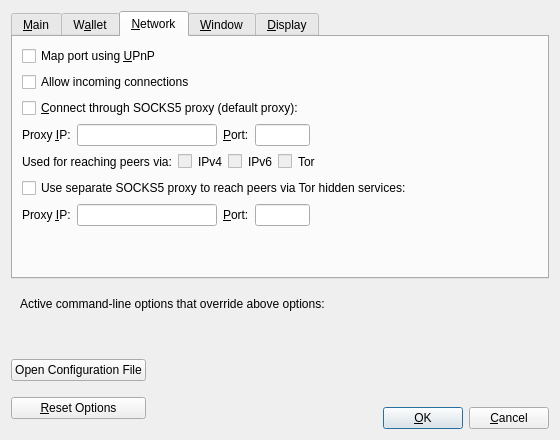
This is src/qt/forms/optionsdialog.ui in bygon-project/bitcoin as Qt 5 draws it before an edit. The edited form follows.
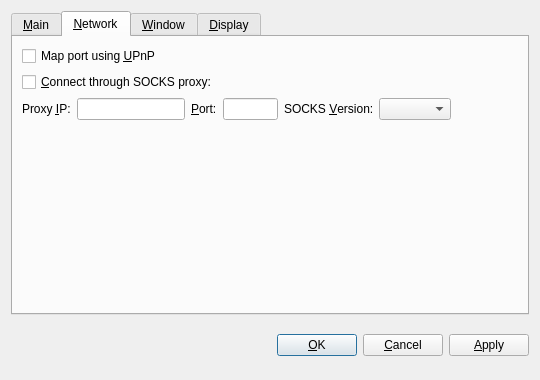
This is the edited form. The open tabs and pages were chosen to show the change. Custom widgets are drawn as their Qt base class.

Patch:
```diff
--- a/src/qt/forms/optionsdialog.ui
+++ b/src/qt/forms/optionsdialog.ui
@@ -6,8 +6,8 @@
    <rect>
     <x>0</x>
     <y>0</y>
-    <width>560</width>
-    <height>440</height>
+    <width>540</width>
+    <height>380</height>
    </rect>
   </property>
   <property name="windowTitle">
@@ -19,103 +19,82 @@
   <layout class="QVBoxLayout" name="verticalLayout">
    <item>
     <widget class="QTabWidget" name="tabWidget">
+     <property name="tabPosition">
+      <enum>QTabWidget::North</enum>
+     </property>
      <property name="currentIndex">
-      <number>0</number>
+      <number>1</number>
      </property>
      <widget class="QWidget" name="tabMain">
       <attribute name="title">
        <string>&amp;Main</string>
       </attribute>
       <layout class="QVBoxLayout" name="verticalLayout_Main">
+       <item>
+        <widget class="QLabel" name="transactionFeeInfoLabel">
+         <property name="text">
+          <string>Optional transaction fee per kB that helps make sure your transactions are processed quickly. Most transactions are 1 kB. Fee 0.01 recommended.</string>
+         </property>
+         <property name="textFormat">
+          <enum>Qt::PlainText</enum>
+         </property>
+         <property name="wordWrap">
+          <bool>true</bool>
+         </property>
+        </widget>
+       </item>
+       <item>
+        <layout class="QHBoxLayout" name="horizontalLayout_Main">
+         <item>
+          <widget class="QLabel" name="transactionFeeLabel">
+           <property name="text">
+            <string>Pay transaction &amp;fee</string>
+           </property>
+           <property name="textFormat">
+            <enum>Qt::PlainText</enum>
+           </property>
+           <property name="buddy">
+            <cstring>transactionFee</cstring>
+           </property>
+          </widget>
+         </item>
+         <item>
+          <widget class="BitcoinAmountField" name="transactionFee"/>
+         </item>
+         <item>
+          <spacer name="horizontalSpacer_Main">
+           <property name="orientation">
+            <enum>Qt::Horizontal</enum>
+           </property>
+           <property name="sizeHint" stdset="0">
+            <size>
+             <width>40</width>
+             <height>20</height>
+            </size>
+           </property>
+          </spacer>
+         </item>
+        </layout>
+       </item>
        <item>
         <widget class="QCheckBox" name="bitcoinAtStartup">
          <property name="toolTip">
-          <string>Automatically start %1 after logging in to the system.</string>
+          <string>Automatically start Bygon after logging in to the system.</string>
          </property>
          <property name="text">
-          <string>&amp;Start %1 on system login</string>
+          <string>&amp;Start Bygon on system login</string>
          </property>
         </widget>
        </item>
        <item>
-        <layout class="QHBoxLayout" name="horizontalLayout_2_Main">
-         <item>
-          <widget class="QLabel" name="databaseCacheLabel">
-           <property name="text">
-            <string>Size of &amp;database cache</string>
-           </property>
-           <property name="textFormat">
-            <enum>Qt::PlainText</enum>
-           </property>
-           <property name="buddy">
-            <cstring>databaseCache</cstring>
-           </property>
-          </widget>
-         </item>
-         <item>
-          <widget class="QSpinBox" name="databaseCache"/>
-         </item>
-         <item>
-          <widget class="QLabel" name="databaseCacheUnitLabel">
-           <property name="text">
-            <string>MB</string>
-           </property>
-           <property name="textFormat">
-            <enum>Qt::PlainText</enum>
-           </property>
-          </widget>
-         </item>
-         <item>
-          <spacer name="horizontalSpacer_2_Main">
-           <property name="orientation">
-            <enum>Qt::Horizontal</enum>
-           </property>
-           <property name="sizeHint" stdset="0">
-            <size>
-             <width>40</width>
-             <height>20</height>
-            </size>
-           </property>
-          </spacer>
-         </item>
-        </layout>
-       </item>
-       <item>
-        <layout class="QHBoxLayout" name="horizontalLayout_3_Main">
-         <item>
-          <widget class="QLabel" name="threadsScriptVerifLabel">
-           <property name="text">
-            <string>Number of script &amp;verification threads</string>
-           </property>
-           <property name="textFormat">
-            <enum>Qt::PlainText</enum>
-           </property>
-           <property name="buddy">
-            <cstring>threadsScriptVerif</cstring>
-           </property>
-          </widget>
-         </item>
-         <item>
-          <widget class="QSpinBox" name="threadsScriptVerif">
-           <property name="toolTip">
-            <string>(0 = auto, &lt;0 = leave that many cores free)</string>
-           </property>
-          </widget>
-         </item>
-         <item>
-          <spacer name="horizontalSpacer_3_Main">
-           <property name="orientation">
-            <enum>Qt::Horizontal</enum>
-           </property>
-           <property name="sizeHint" stdset="0">
-            <size>
-             <width>40</width>
-             <height>20</height>
-            </size>
-           </property>
-          </spacer>
-         </item>
-        </layout>
+        <widget class="QCheckBox" name="detachDatabases">
+         <property name="toolTip">
+          <string>Detach block and address databases at shutdown. This means they can be moved to another data directory, but it slows down shutdown. The wallet is always detached.</string>
+         </property>
+         <property name="text">
+          <string>&amp;Detach databases at shutdown</string>
+         </property>
+        </widget>
        </item>
        <item>
         <spacer name="verticalSpacer_Main">
@@ -132,55 +111,6 @@
        </item>
       </layout>
      </widget>
-     <widget class="QWidget" name="tabWallet">
-      <attribute name="title">
-       <string>W&amp;allet</string>
-      </attribute>
-      <layout class="QVBoxLayout" name="verticalLayout_Wallet">
-       <item>
-        <widget class="QGroupBox" name="groupBox">
-         <property name="title">
-          <string>Expert</string>
-         </property>
-         <layout class="QVBoxLayout" name="verticalLayout_2">
-          <item>
-           <widget class="QCheckBox" name="coinControlFeatures">
-            <property name="toolTip">
-             <string>Whether to show coin control features or not.</string>
-            </property>
-            <property name="text">
-             <string>Enable coin &amp;control features</string>
-            </property>
-           </widget>
-          </item>
-          <item>
-           <widget class="QCheckBox" name="spendZeroConfChange">
-            <property name="toolTip">
-             <string>If you disable the spending of unconfirmed change, the change from a transaction cannot be used until that transaction has at least one confirmation. This also affects how your balance is computed.</string>
-            </property>
-            <property name="text">
-             <string>&amp;Spend unconfirmed change</string>
-            </property>
-           </widget>
-          </item>
-         </layout>
-        </widget>
-       </item>
-       <item>
-        <spacer name="verticalSpacer_Wallet">
-         <property name="orientation">
-          <enum>Qt::Vertical</enum>
-         </property>
-         <property name="sizeHint" stdset="0">
-          <size>
-           <width>20</width>
-           <height>40</height>
-          </size>
-         </property>
-        </spacer>
-       </item>
-      </layout>
-     </widget>
      <widget class="QWidget" name="tabNetwork">
       <attribute name="title">
        <string>&amp;Network</string>
@@ -196,28 +126,18 @@
          </property>
         </widget>
        </item>
-       <item>
-        <widget class="QCheckBox" name="allowIncoming">
-         <property name="toolTip">
-          <string>Accept connections from outside</string>
-         </property>
-         <property name="text">
-          <string>Allow incoming connections</string>
-         </property>
-        </widget>
-       </item>
        <item>
         <widget class="QCheckBox" name="connectSocks">
          <property name="toolTip">
-          <string>Connect to the Bygon network through a SOCKS5 proxy.</string>
+          <string>Connect to the Bygon network through a SOCKS proxy (e.g. when connecting through Tor).</string>
          </property>
          <property name="text">
-          <string>&amp;Connect through SOCKS5 proxy (default proxy):</string>
+          <string>&amp;Connect through SOCKS proxy:</string>
          </property>
         </widget>
        </item>
        <item>
-        <layout class="QHBoxLayout" name="horizontalLayout_1_Network">
+        <layout class="QHBoxLayout" name="horizontalLayout_Network">
          <item>
           <widget class="QLabel" name="proxyIpLabel">
            <property name="text">
@@ -233,12 +153,6 @@
          </item>
          <item>
           <widget class="QValidatedLineEdit" name="proxyIp">
-           <property name="minimumSize">
-            <size>
-             <width>140</width>
-             <height>0</height>
-            </size>
-           </property>
            <property name="maximumSize">
             <size>
              <width>140</width>
@@ -246,7 +160,7 @@
             </size>
            </property>
            <property name="toolTip">
-            <string>IP address of the proxy (e.g. IPv4: 127.0.0.1 / IPv6: ::1)</string>
+            <string>IP address of the proxy (e.g. 127.0.0.1)</string>
            </property>
           </widget>
          </item>
@@ -265,12 +179,6 @@
          </item>
          <item>
           <widget class="QLineEdit" name="proxyPort">
-           <property name="minimumSize">
-            <size>
-             <width>55</width>
-             <height>0</height>
-            </size>
-           </property>
            <property name="maximumSize">
             <size>
              <width>55</width>
@@ -283,194 +191,27 @@
           </widget>
          </item>
          <item>
-          <spacer name="horizontalSpacer_1_Network">
-           <property name="orientation">
-            <enum>Qt::Horizontal</enum>
-           </property>
-           <property name="sizeHint" stdset="0">
-            <size>
-             <width>40</width>
-             <height>20</height>
-            </size>
-           </property>
-          </spacer>
-         </item>
-        </layout>
-       </item>
-       <item>
-        <layout class="QHBoxLayout" name="horizontalLayout_2_Network">
-         <item>
-          <widget class="QLabel" name="proxyActiveNets">
+          <widget class="QLabel" name="socksVersionLabel">
            <property name="text">
-            <string>Used for reaching peers via:</string>
+            <string>SOCKS &amp;Version:</string>
            </property>
            <property name="textFormat">
             <enum>Qt::PlainText</enum>
            </property>
-          </widget>
-         </item>
-         <item>
-          <widget class="QCheckBox" name="proxyReachIPv4">
-           <property name="enabled">
-            <bool>false</bool>
-           </property>
-           <property name="toolTip">
-            <string>Shows if the supplied default SOCKS5 proxy is used to reach peers via this network type.</string>
-           </property>
-           <property name="text">
-            <string/>
-           </property>
-          </widget>
-         </item>
-         <item>
-          <widget class="QLabel" name="proxyReachIPv4Label">
-           <property name="text">
-            <string>IPv4</string>
-           </property>
-           <property name="textFormat">
-            <enum>Qt::PlainText</enum>
-           </property>
-          </widget>
-         </item>
-         <item>
-          <widget class="QCheckBox" name="proxyReachIPv6">
-           <property name="enabled">
-            <bool>false</bool>
-           </property>
-           <property name="toolTip">
-            <string>Shows if the supplied default SOCKS5 proxy is used to reach peers via this network type.</string>
-           </property>
-           <property name="text">
-            <string/>
-           </property>
-          </widget>
-         </item>
-         <item>
-          <widget class="QLabel" name="proxyReachIPv6Label">
-           <property name="text">
-            <string>IPv6</string>
-           </property>
-           <property name="textFormat">
-            <enum>Qt::PlainText</enum>
-           </property>
-          </widget>
-         </item>
-         <item>
-          <widget class="QCheckBox" name="proxyReachTor">
-           <property name="enabled">
-            <bool>false</bool>
-           </property>
-           <property name="toolTip">
-            <string>Shows if the supplied default SOCKS5 proxy is used to reach peers via this network type.</string>
-           </property>
-           <property name="text">
-            <string/>
-           </property>
-          </widget>
-         </item>
-         <item>
-          <widget class="QLabel" name="proxyReachTorLabel">
-           <property name="text">
-            <string>Tor</string>
-           </property>
-           <property name="textFormat">
-            <enum>Qt::PlainText</enum>
-           </property>
-          </widget>
-         </item>
-         <item>
-          <spacer name="horizontalSpacer_2_Network">
-           <property name="orientation">
-            <enum>Qt::Horizontal</enum>
-           </property>
-           <property name="sizeHint" stdset="0">
-            <size>
-             <width>40</width>
-             <height>20</height>
-            </size>
-           </property>
-          </spacer>
-         </item>
-        </layout>
-       </item>
-       <item>
-        <widget class="QCheckBox" name="connectSocksTor">
-         <property name="toolTip">
-          <string>Connect to the Bygon network through a separate SOCKS5 proxy for Tor hidden services.</string>
-         </property>
-         <property name="text">
-          <string>Use separate SOCKS5 proxy to reach peers via Tor hidden services:</string>
-         </property>
-        </widget>
-       </item>
-       <item>
-        <layout class="QHBoxLayout" name="horizontalLayout_3_Network">
-         <item>
-          <widget class="QLabel" name="proxyIpTorLabel">
-           <property name="text">
-            <string>Proxy &amp;IP:</string>
-           </property>
-           <property name="textFormat">
-            <enum>Qt::PlainText</enum>
-           </property>
            <property name="buddy">
-            <cstring>proxyIpTor</cstring>
+            <cstring>socksVersion</cstring>
            </property>
           </widget>
          </item>
          <item>
-          <widget class="QValidatedLineEdit" name="proxyIpTor">
-           <property name="minimumSize">
-            <size>
-             <width>140</width>
-             <height>0</height>
-            </size>
-           </property>
-           <property name="maximumSize">
-            <size>
-             <width>140</width>
-             <height>16777215</height>
-            </size>
-           </property>
+          <widget class="QValueComboBox" name="socksVersion">
            <property name="toolTip">
-            <string>IP address of the proxy (e.g. IPv4: 127.0.0.1 / IPv6: ::1)</string>
+            <string>SOCKS version of the proxy (e.g. 5)</string>
            </property>
           </widget>
          </item>
          <item>
-          <widget class="QLabel" name="proxyPortTorLabel">
-           <property name="text">
-            <string>&amp;Port:</string>
-           </property>
-           <property name="textFormat">
-            <enum>Qt::PlainText</enum>
-           </property>
-           <property name="buddy">
-            <cstring>proxyPortTor</cstring>
-           </property>
-          </widget>
-         </item>
-         <item>
-          <widget class="QLineEdit" name="proxyPortTor">
-           <property name="minimumSize">
-            <size>
-             <width>55</width>
-             <height>0</height>
-            </size>
-           </property>
-           <property name="maximumSize">
-            <size>
-             <width>55</width>
-             <height>16777215</height>
-            </size>
-           </property>
-           <property name="toolTip">
-            <string>Port of the proxy (e.g. 9050)</string>
-           </property>
-          </widget>
-         </item>
-         <item>
-          <spacer name="horizontalSpacer_4_Network">
+          <spacer name="horizontalSpacer_Network">
            <property name="orientation">
             <enum>Qt::Horizontal</enum>
            </property>
@@ -504,16 +245,6 @@
        <string>&amp;Window</string>
       </attribute>
       <layout class="QVBoxLayout" name="verticalLayout_Window">
-       <item>
-        <widget class="QCheckBox" name="hideTrayIcon">
-         <property name="toolTip">
-          <string>&amp;Hide the icon from the system tray.</string>
-         </property>
-         <property name="text">
-          <string>Hide tray icon</string>
-         </property>
-        </widget>
-       </item>
        <item>
         <widget class="QCheckBox" name="minimizeToTray">
          <property name="toolTip">
@@ -527,7 +258,7 @@
        <item>
         <widget class="QCheckBox" name="minimizeOnClose">
          <property name="toolTip">
-          <string>Minimize instead of exit the application when the window is closed. When this option is enabled, the application will be closed only after selecting Exit in the menu.</string>
+          <string>Minimize instead of exit the application when the window is closed. When this option is enabled, the application will be closed only after selecting Quit in the menu.</string>
          </property>
          <property name="text">
           <string>M&amp;inimize on close</string>
@@ -572,7 +303,7 @@
          <item>
           <widget class="QValueComboBox" name="lang">
            <property name="toolTip">
-            <string>The user interface language can be set here. This setting will take effect after restarting %1.</string>
+            <string>The user interface language can be set here. This setting will take effect after restarting Bygon.</string>
            </property>
           </widget>
          </item>
@@ -603,28 +334,14 @@
         </layout>
        </item>
        <item>
-        <layout class="QHBoxLayout" name="horizontalLayout_3_Display">
-         <item>
-          <widget class="QLabel" name="thirdPartyTxUrlsLabel">
-           <property name="toolTip">
-            <string>Third party URLs (e.g. a block explorer) that appear in the transactions tab as context menu items. %s in the URL is replaced by transaction hash. Multiple URLs are separated by vertical bar |.</string>
-           </property>
-           <property name="text">
-            <string>Third party transaction URLs</string>
-           </property>
-           <property name="buddy">
-            <cstring>thirdPartyTxUrls</cstring>
-           </property>
-          </widget>
-         </item>
-         <item>
-          <widget class="QLineEdit" name="thirdPartyTxUrls">
-           <property name="toolTip">
-            <string>Third party URLs (e.g. a block explorer) that appear in the transactions tab as context menu items. %s in the URL is replaced by transaction hash. Multiple URLs are separated by vertical bar |.</string>
-           </property>
-          </widget>
-         </item>
-        </layout>
+        <widget class="QCheckBox" name="displayAddresses">
+         <property name="toolTip">
+          <string>Whether to show Bygon addresses in the transaction list or not.</string>
+         </property>
+         <property name="text">
+          <string>&amp;Display addresses in transaction list</string>
+         </property>
+        </widget>
        </item>
        <item>
         <spacer name="verticalSpacer_Display">
@@ -643,84 +360,8 @@
      </widget>
     </widget>
    </item>
-   <item>
-    <widget class="QFrame" name="frame">
-     <layout class="QVBoxLayout" name="verticalLayout_Bottom">
-      <item>
-       <layout class="QHBoxLayout" name="horizontalLayout_Bottom">
-        <item>
-         <widget class="QLabel" name="overriddenByCommandLineInfoLabel">
-          <property name="text">
-           <string>Active command-line options that override above options:</string>
-          </property>
-          <property name="textFormat">
-           <enum>Qt::PlainText</enum>
-          </property>
-         </widget>
-        </item>
-        <item>
-         <spacer name="horizontalSpacer_Bottom">
-          <property name="orientation">
-           <enum>Qt::Horizontal</enum>
-          </property>
-          <property name="sizeHint" stdset="0">
-           <size>
-            <width>40</width>
-            <height>20</height>
-           </size>
-          </property>
-         </spacer>
-        </item>
-       </layout>
-      </item>
-      <item>
-       <widget class="QLabel" name="overriddenByCommandLineLabel">
-        <property name="text">
-         <string/>
-        </property>
-        <property name="textFormat">
-         <enum>Qt::PlainText</enum>
-        </property>
-        <property name="wordWrap">
-         <bool>true</bool>
-        </property>
-       </widget>
-      </item>
-     </layout>
-    </widget>
-   </item>
    <item>
     <layout class="QHBoxLayout" name="horizontalLayout_Buttons">
-     <item>
-      <layout class="QVBoxLayout" name="verticalLayout_Buttons">
-       <item>
-        <widget class="QPushButton" name="openBitcoinConfButton">
-         <property name="toolTip">
-          <string>Open the %1 configuration file from the working directory.</string>
-         </property>
-         <property name="text">
-          <string>Open Configuration File</string>
-         </property>
-         <property name="autoDefault">
-          <bool>false</bool>
-         </property>
-        </widget>
-       </item>
-       <item>
-        <widget class="QPushButton" name="resetButton">
-         <property name="toolTip">
-          <string>Reset all client options to default.</string>
-         </property>
-         <property name="text">
-          <string>&amp;Reset Options</string>
-         </property>
-         <property name="autoDefault">
-          <bool>false</bool>
-         </property>
-        </widget>
-       </item>
-      </layout>
-     </item>
      <item>
       <spacer name="horizontalSpacer_1">
        <property name="orientation">
@@ -736,12 +377,6 @@
      </item>
      <item>
       <widget class="QLabel" name="statusLabel">
-       <property name="minimumSize">
-        <size>
-         <width>200</width>
-         <height>0</height>
-        </size>
-       </property>
        <property name="font">
         <font>
          <weight>75</weight>
@@ -773,48 +408,37 @@
       </spacer>
      </item>
      <item>
-      <layout class="QVBoxLayout" name="verticalLayout_4">
-       <item>
-        <spacer name="verticalSpacer">
-         <property name="orientation">
-          <enum>Qt::Vertical</enum>
-         </property>
-         <property name="sizeHint" stdset="0">
-          <size>
-           <width>20</width>
-           <height>40</height>
-          </size>
-         </property>
-        </spacer>
-       </item>
-       <item>
-        <layout class="QHBoxLayout" name="horizontalLayout">
-         <item>
-          <widget class="QPushButton" name="okButton">
-           <property name="text">
-            <string>&amp;OK</string>
-           </property>
-           <property name="autoDefault">
-            <bool>false</bool>
-           </property>
-           <property name="default">
-            <bool>true</bool>
-           </property>
-          </widget>
-         </item>
-         <item>
-          <widget class="QPushButton" name="cancelButton">
-           <property name="text">
-            <string>&amp;Cancel</string>
-           </property>
-           <property name="autoDefault">
-            <bool>false</bool>
-           </property>
-          </widget>
-         </item>
-        </layout>
-       </item>
-      </layout>
+      <widget class="QPushButton" name="okButton">
+       <property name="text">
+        <string>&amp;OK</string>
+       </property>
+      </widget>
+     </item>
+     <item>
+      <widget class="QPushButton" name="cancelButton">
+       <property name="text">
+        <string>&amp;Cancel</string>
+       </property>
+       <property name="autoDefault">
+        <bool>false</bool>
+       </property>
+      </widget>
+     </item>
+     <item>
+      <widget class="QPushButton" name="applyButton">
+       <property name="text">
+        <string>&amp;Apply</string>
+       </property>
+       <property name="autoDefault">
+        <bool>false</bool>
+       </property>
+       <property name="default">
+        <bool>false</bool>
+       </property>
+       <property name="flat">
+        <bool>false</bool>
+       </property>
+      </widget>
      </item>
     </layout>
    </item>
@@ -822,15 +446,20 @@
  </widget>
  <customwidgets>
   <customwidget>
-   <class>QValidatedLineEdit</class>
-   <extends>QLineEdit</extends>
-   <header>qvalidatedlineedit.h</header>
+   <class>BitcoinAmountField</class>
+   <extends>QSpinBox</extends>
+   <header>bitcoinamountfield.h</header>
   </customwidget>
   <customwidget>
    <class>QValueComboBox</class>
    <extends>QComboBox</extends>
    <header>qvaluecombobox.h</header>
   </customwidget>
+  <customwidget>
+   <class>QValidatedLineEdit</class>
+   <extends>QLineEdit</extends>
+   <header>qvalidatedlineedit.h</header>
+  </customwidget>
  </customwidgets>
  <resources/>
  <connections/>
```
